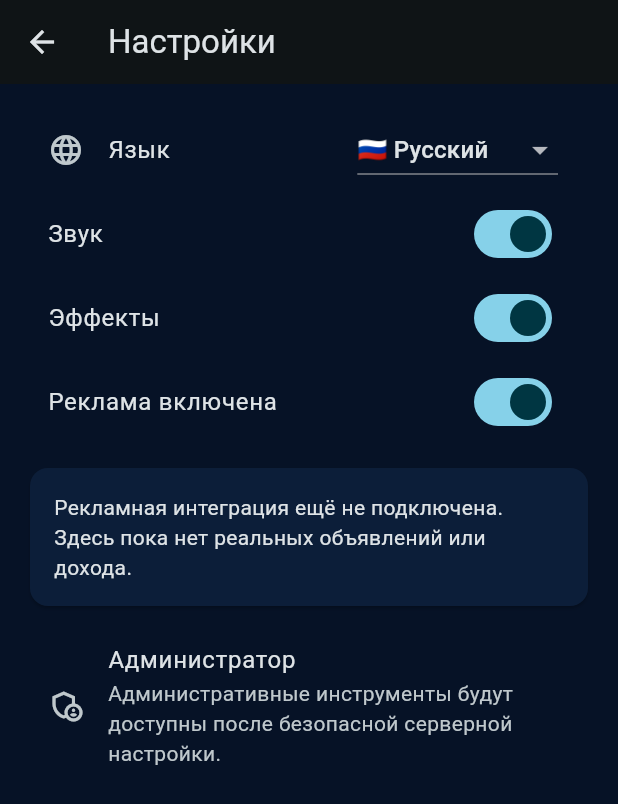
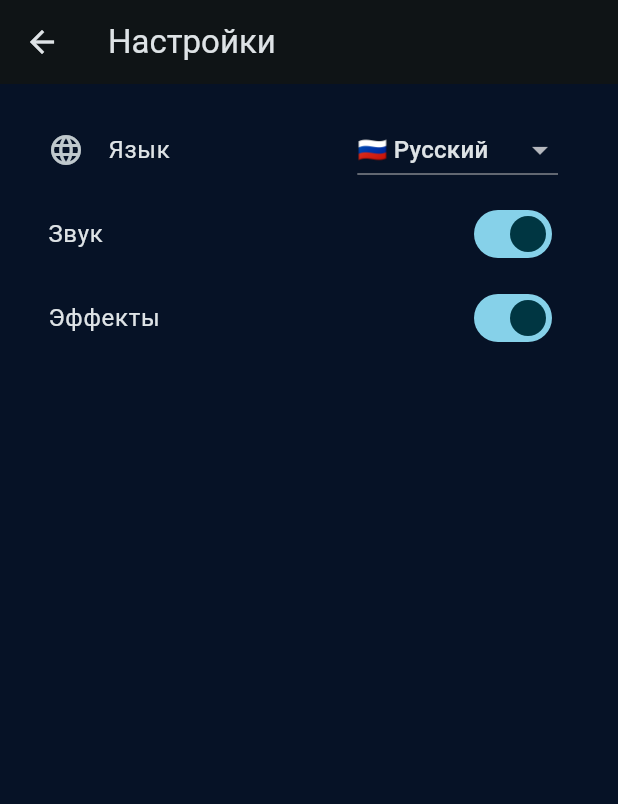
Before and after one commit to i4951492-art/NeoLoop, a Flutter app: the screen it shows after launch, after a tap on the "settings" icon, on a phone screen of 412 x 824 dp. Shown: the top 804 px of the screen. Run offline on Flutter 3.47's test engine with Material 3 defaults, Android fonts, the phone set to English and light mode, and no system bars; our stand-ins replace shared_preferences.

Commit message:
Remove ads functionality and update level size logic
Removed ads-related preferences and UI elements from the AppPrefs class and related components. Updated the level size calculation and adjusted UI elements for better presentation.

```diff
--- a/lib/main.dart
+++ b/lib/main.dart
@@ -9,14 +9,12 @@ const Color bg = Color(0xFF061226);
 const Color panel = Color(0xFF0C1E39);
 const Color cyan = Color(0xFF38D8FF);
 const int totalLevels = 30;
-const int boardSize = 15;
 
 class AppPrefs {
   static const languages = ['ru', 'uz', 'en', 'uk', 'kk'];
   static String language = 'ru';
   static bool sound = true;
   static bool effects = true;
-  static bool adsEnabled = true;
   static int level = 1;
   static int completed = 0;
 
@@ -26,7 +24,6 @@ class AppPrefs {
     if (!languages.contains(language)) language = 'ru';
     sound = p.getBool('sound') ?? true;
     effects = p.getBool('effects') ?? true;
-    adsEnabled = p.getBool('adsEnabled') ?? true;
     level = (p.getInt('level') ?? 1).clamp(1, totalLevels).toInt();
     completed = (p.getInt('completed') ?? 0).clamp(0, totalLevels).toInt();
   }
@@ -36,7 +33,6 @@ class AppPrefs {
     await p.setString('language', language);
     await p.setBool('sound', sound);
     await p.setBool('effects', effects);
-    await p.setBool('adsEnabled', adsEnabled);
     await p.setInt('level', level);
     await p.setInt('completed', completed);
   }
@@ -64,7 +60,6 @@ const Map<String, Map<String, String>> strings = {
     'language': 'Язык',
     'sound': 'Звук',
     'effects': 'Эффекты',
-    'ads': 'Реклама включена',
     'done': 'Пройдено уровней',
     'offline': 'Офлайн • Прогресс сохраняется',
     'noHints': 'Подсказки закончились',
@@ -75,11 +70,6 @@ const Map<String, Map<String, String>> strings = {
         'NeoLoop — логическая головоломка, в которой игрок соединяет пары цветных точек непрерывными линиями и заполняет всё поле. Уровни создаются автоматически, а сложность растёт по мере прохождения. Игра включает подсказки, сохранение прогресса и подготовку к соревновательным режимам.',
     'coming': 'Скоро появится в следующих обновлениях.',
     'levelSelect': 'Выбери уровень',
-    'admin': 'Администратор',
-    'adminInfo':
-        'Административные инструменты будут доступны после безопасной серверной настройки.',
-    'adInfo':
-        'Рекламная интеграция ещё не подключена. Здесь пока нет реальных объявлений или дохода.',
   },
   'uz': {
     'tagline': 'Ranglarni ulang. Maydonni to‘ldiring.',
@@ -102,7 +92,6 @@ const Map<String, Map<String, String>> strings = {
     'language': 'Til',
     'sound': 'Ovoz',
     'effects': 'Effektlar',
-    'ads': 'Reklama yoqilgan',
     'done': 'Tugatilgan bosqichlar',
     'offline': 'Oflayn • Jarayon saqlanadi',
     'noHints': 'Maslahatlar tugadi',
@@ -113,11 +102,6 @@ const Map<String, Map<String, String>> strings = {
         'NeoLoop — mantiqiy boshqotirma: o‘yinchi bir xil rangdagi nuqtalarni uzluksiz chiziqlar bilan ulab, butun maydonni to‘ldiradi. Bosqichlar avtomatik yaratiladi va qiyinlik oshib boradi. O‘yinda maslahatlar va jarayonni saqlash mavjud.',
     'coming': 'Keyingi yangilanishlarda paydo bo‘ladi.',
     'levelSelect': 'Bosqichni tanlang',
-    'admin': 'Administrator',
-    'adminInfo':
-        'Administrator vositalari xavfsiz server sozlamasidan keyin qo‘shiladi.',
-    'adInfo':
-        'Reklama hali ulanmagan. Hozircha haqiqiy reklama yoki daromad yo‘q.',
   },
   'en': {
     'tagline': 'Connect colors. Fill the board.',
@@ -140,7 +124,6 @@ const Map<String, Map<String, String>> strings = {
     'language': 'Language',
     'sound': 'Sound',
     'effects': 'Effects',
-    'ads': 'Ads enabled',
     'done': 'Levels completed',
     'offline': 'Offline • Progress saved',
     'noHints': 'No hints left',
@@ -151,11 +134,6 @@ const Map<String, Map<String, String>> strings = {
         'NeoLoop is a logic puzzle where players connect matching colored dots with continuous paths and fill the entire board. Levels are generated automatically and become more challenging over time. The game includes hints and local progress saving, with competitive modes planned.',
     'coming': 'Coming in a future update.',
     'levelSelect': 'Choose a level',
-    'admin': 'Administrator',
-    'adminInfo':
-        'Admin tools will be available after secure server configuration.',
-    'adInfo':
-        'Ads are not integrated yet. No live ads or revenue are active at this stage.',
   },
   'uk': {
     'tagline': 'З’єднуй кольори. Заповнюй поле.',
@@ -178,7 +156,6 @@ const Map<String, Map<String, String>> strings = {
     'language': 'Мова',
     'sound': 'Звук',
     'effects': 'Ефекти',
-    'ads': 'Рекламу ввімкнено',
     'done': 'Пройдено рівнів',
     'offline': 'Офлайн • Прогрес збережено',
     'noHints': 'Підказки закінчилися',
@@ -189,11 +166,6 @@ const Map<String, Map<String, String>> strings = {
         'NeoLoop — логічна головоломка, у якій гравець з’єднує пари кольорових точок безперервними лініями та заповнює все поле. Рівні генеруються автоматично, а складність поступово зростає. Є підказки та збереження прогресу.',
     'coming': 'З’явиться в майбутніх оновленнях.',
     'levelSelect': 'Оберіть рівень',
-    'admin': 'Адміністратор',
-    'adminInfo':
-        'Інструменти адміністратора з’являться після безпечного налаштування сервера.',
-    'adInfo':
-        'Рекламу ще не підключено. Наразі немає реальних оголошень або доходу.',
   },
   'kk': {
     'tagline': 'Түстерді қос. Өрісті толтыр.',
@@ -216,7 +188,6 @@ const Map<String, Map<String, String>> strings = {
     'language': 'Тіл',
     'sound': 'Дыбыс',
     'effects': 'Әсерлер',
-    'ads': 'Жарнама қосулы',
     'done': 'Өтілген деңгейлер',
     'offline': 'Офлайн • Үдеріс сақталады',
     'noHints': 'Кеңестер таусылды',
@@ -227,11 +198,6 @@ const Map<String, Map<String, String>> strings = {
         'NeoLoop — ойыншы бір түсті нүктелерді үздіксіз сызықтармен қосып, бүкіл өрісті толтыратын логикалық басқатырғыш. Деңгейлер автоматты түрде жасалады, ал қиындық біртіндеп артады. Кеңестер мен прогресті сақтау мүмкіндігі бар.',
     'coming': 'Келесі жаңартуларда қосылады.',
     'levelSelect': 'Деңгейді таңдаңыз',
-    'admin': 'Әкімші',
-    'adminInfo':
-        'Әкімші құралдары қауіпсіз сервер бапталғаннан кейін қосылады.',
-    'adInfo':
-        'Жарнама әлі қосылған жоқ. Қазір нақты жарнама да, табыс та жоқ.',
   },
 };
 
@@ -246,19 +212,26 @@ class LevelData {
 }
 
 class LevelGenerator {
-  static const int size = boardSize;
+  /// Размер поля: 1 уровень = 8×8, каждый следующий +1, максимум 30×30
+  static int sizeFor(int level) => (7 + level).clamp(8, 30);
 
   static double _t(int level) =>
       ((level.clamp(1, totalLevels) - 1) / (totalLevels - 1)).toDouble();
 
-  static int colorCount(int level) => (6 + 12 * _t(level)).round();
+  static int colorCount(int level) {
+    final size = sizeFor(level);
+    final maxColors = (size * size / 4).floor(); // чтобы всегда хватало клеток
+    final raw = (4 + 10 * _t(level)).round();
+    return raw.clamp(4, maxColors);
+  }
 
   static int shuffleIterations(int level) =>
-      (150 + 30000 * _t(level)).round();
+      (80 + 25000 * _t(level)).round();
 
   static LevelData generate(int level) {
+    final size = sizeFor(level);
     final rnd = Random(level * 7919 + 104729);
-    const n = size * size;
+    final n = size * size;
     final path = <int>[];
     for (int y = 0; y < size; y++) {
       for (int i = 0; i < size; i++) {
@@ -302,12 +275,13 @@ class LevelGenerator {
     }
 
     final k = colorCount(level);
+    final minSeg = size <= 10 ? 3 : 4;
     final weights =
         List<double>.generate(k, (_) => 0.4 + rnd.nextDouble() * 1.6);
     final sum = weights.fold<double>(0, (a, b) => a + b);
-    final rest = n - k * 4;
-    final lengths =
-        List<int>.generate(k, (i) => 4 + (rest * weights[i] / sum).floor());
+    final rest = n - k * minSeg;
+    final lengths = List<int>.generate(
+        k, (i) => minSeg + (rest * weights[i] / sum).floor());
     var left = n - lengths.fold<int>(0, (a, b) => a + b);
     while (left-- > 0) {
       lengths[rnd.nextInt(k)]++;
@@ -411,6 +385,9 @@ class _HomePageState extends State<HomePage> {
 
   @override
   Widget build(BuildContext context) {
+    final size = LevelGenerator.sizeFor(AppPrefs.level);
+    final colors = LevelGenerator.colorCount(AppPrefs.level);
+
     return Scaffold(
       body: SafeArea(
         child: Padding(
@@ -421,18 +398,36 @@ class _HomePageState extends State<HomePage> {
               const SizedBox(height: 18),
               Row(
                 children: [
+                  // Красивый логотип
                   Container(
-                    width: 54,
-                    height: 54,
+                    width: 58,
+                    height: 58,
                     decoration: BoxDecoration(
                       gradient: const LinearGradient(
-                        colors: [cyan, Color(0xFF8B5CFF)],
+                        begin: Alignment.topLeft,
+                        end: Alignment.bottomRight,
+                        colors: [
+                          Color(0xFF38D8FF),
+                          Color(0xFF8B5CFF),
+                          Color(0xFFFF6B9D),
+                        ],
                       ),
-                      borderRadius: BorderRadius.circular(17),
+                      borderRadius: BorderRadius.circular(18),
+                      boxShadow: [
+                        BoxShadow(
+                          color: cyan.withValues(alpha: 0.45),
+                          blurRadius: 12,
+                          offset: const Offset(0, 4),
+                        ),
+                      ],
                     ),
-                    child: const Icon(Icons.all_inclusive, size: 35),
+                    child: const Icon(
+                      Icons.hub_rounded,
+                      size: 32,
+                      color: Colors.white,
+                    ),
                   ),
-                  const SizedBox(width: 12),
+                  const SizedBox(width: 14),
                   Expanded(
                     child: Column(
                       crossAxisAlignment: CrossAxisAlignment.start,
@@ -442,6 +437,7 @@ class _HomePageState extends State<HomePage> {
                           style: TextStyle(
                             fontSize: 32,
                             fontWeight: FontWeight.w900,
+                            letterSpacing: -0.5,
                           ),
                         ),
                         Text(
@@ -498,7 +494,7 @@ class _HomePageState extends State<HomePage> {
                     ),
                     const SizedBox(height: 8),
                     Text(
-                      '15×15 • ${LevelGenerator.colorCount(AppPrefs.level)}',
+                      '$size×$size • $colors',
                       style: const TextStyle(color: Colors.white70),
                     ),
                     Text(
@@ -700,28 +696,6 @@ class _SettingsPageState extends State<SettingsPage> {
               await AppPrefs.save();
             },
           ),
-          SwitchListTile(
-            title: Text(tr('ads')),
-            value: AppPrefs.adsEnabled,
-            onChanged: (v) async {
-              setState(() => AppPrefs.adsEnabled = v);
-              await AppPrefs.save();
-            },
-          ),
-          const SizedBox(height: 12),
-          Card(
-            color: panel,
-            child: Padding(
-              padding: const EdgeInsets.all(16),
-              child: Text(tr('adInfo')),
-            ),
-          ),
-          const SizedBox(height: 12),
-          ListTile(
-            leading: const Icon(Icons.admin_panel_settings_outlined),
-            title: Text(tr('admin')),
-            subtitle: Text(tr('adminInfo')),
-          ),
         ],
       ),
     );
@@ -738,7 +712,31 @@ class AboutPage extends StatelessWidget {
       body: ListView(
         padding: const EdgeInsets.all(20),
         children: [
-          const Icon(Icons.all_inclusive, color: cyan, size: 80),
+          Container(
+            width: 90,
+            height: 90,
+            margin: const EdgeInsets.only(bottom: 16),
+            decoration: BoxDecoration(
+              gradient: const LinearGradient(
+                begin: Alignment.topLeft,
+                end: Alignment.bottomRight,
+                colors: [
+                  Color(0xFF38D8FF),
+                  Color(0xFF8B5CFF),
+                  Color(0xFFFF6B9D),
+                ],
+              ),
+              borderRadius: BorderRadius.circular(24),
+              boxShadow: [
+                BoxShadow(
+                  color: cyan.withValues(alpha: 0.4),
+                  blurRadius: 16,
+                  offset: const Offset(0, 6),
+                ),
+              ],
+            ),
+            child: const Icon(Icons.hub_rounded, size: 48, color: Colors.white),
+          ),
           const Text(
             'NeoLoop',
             textAlign: TextAlign.center,
@@ -768,7 +766,7 @@ class AboutPage extends StatelessWidget {
           const ListTile(
             leading: Icon(Icons.info_outline),
             title: Text('Version'),
-            subtitle: Text('1.0.0'),
+            subtitle: Text('1.1.0'),
           ),
         ],
       ),
```
